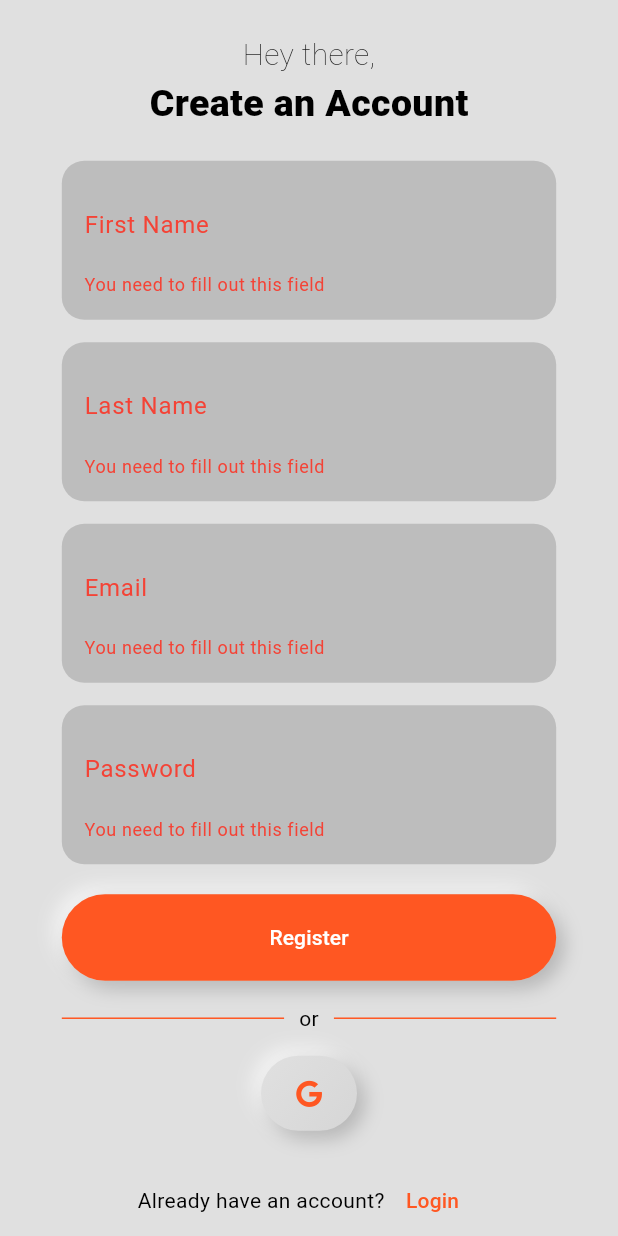
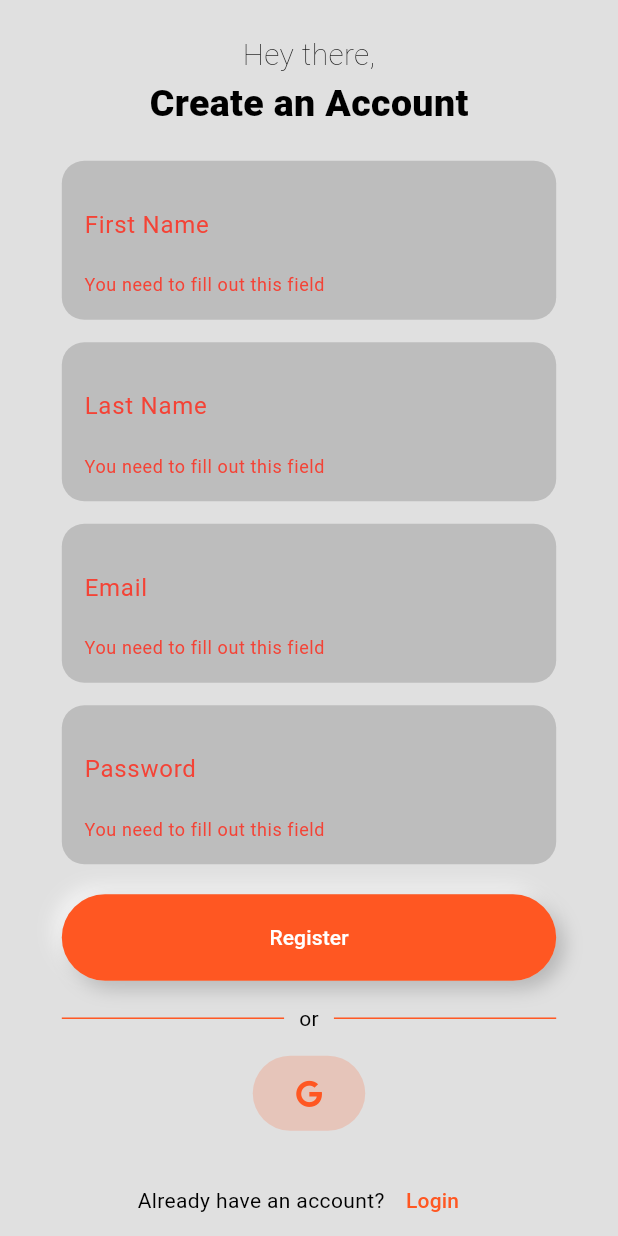
Before and after one commit to DanKruger/FitQuest, a Flutter app: the RegisterScreen screen opened directly, after a tap on "Register", on a phone screen of 412 x 824 dp. Run offline on Flutter 3.47's test engine with Material 3 defaults, Android fonts, the phone set to English and light mode, and no system bars; drawn by our look-alikes of flutter_animate; our stand-ins replace cloud_firestore, connectivity_plus, firebase_auth, firebase_core, flutter_map, flutter_svg and 8 more; missing offline and left inert: firebase_ui_auth; accounts and stored records are empty.

Commit message:
update google auth button theme

```diff
--- a/lib/presentation/widgets/login_form.dart
+++ b/lib/presentation/widgets/login_form.dart
@@ -190,16 +190,16 @@ Widget buildAuthButtons() {
       return Row(
         mainAxisSize: MainAxisSize.min,
         children: [
-          Container(
-              decoration: neumorphicBoxDecoration(999, theme),
-              height: 50,
-              // width: 200,
-              child: TextButton(
-                  // style: squareButtonStyle(),
-                  onPressed: () {
-                    _signInWithGoogle(auth, context);
-                  },
-                  child: const Icon(FontAwesomeIcons.google))),
+          SizedBox(
+            width: 75,
+            height: 50,
+            child: TextButton(
+                style: squareButtonStyle(40, theme, orange: true, elevation: 0),
+                onPressed: () {
+                  _signInWithGoogle(auth, context);
+                },
+                child: const Icon(FontAwesomeIcons.google)),
+          ),
           // const SizedBox(
           //   width: 15,
           // ),
@@ -244,9 +244,12 @@ void _signInWithGoogle(AuthViewmodel auth, BuildContext context) async {
   }
 }
 
-ButtonStyle squareButtonStyle(double radius, theme) {
+ButtonStyle squareButtonStyle(double radius, theme,
+    {double elevation = 3, bool orange = false}) {
   return ElevatedButton.styleFrom(
-      backgroundColor: theme.surface,
+      elevation: elevation,
+      foregroundColor: theme.primary,
+      backgroundColor: orange ? theme.primary.withOpacity(0.2) : theme.surface,
       shape: RoundedRectangleBorder(
         borderRadius: BorderRadius.circular(radius),
       ));
```
